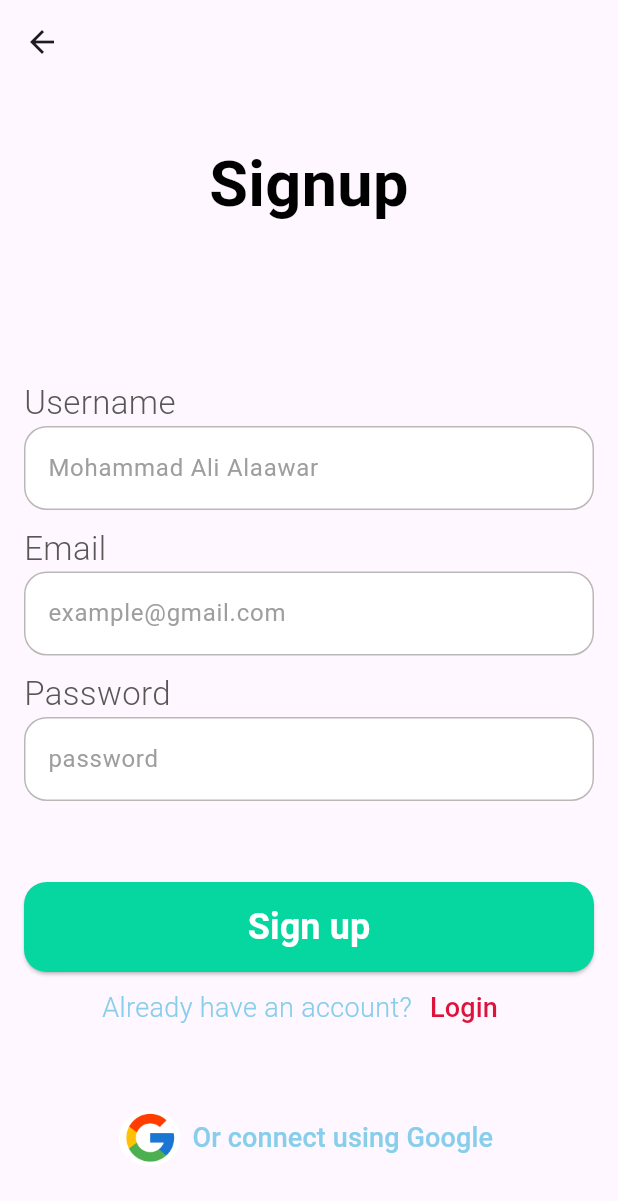
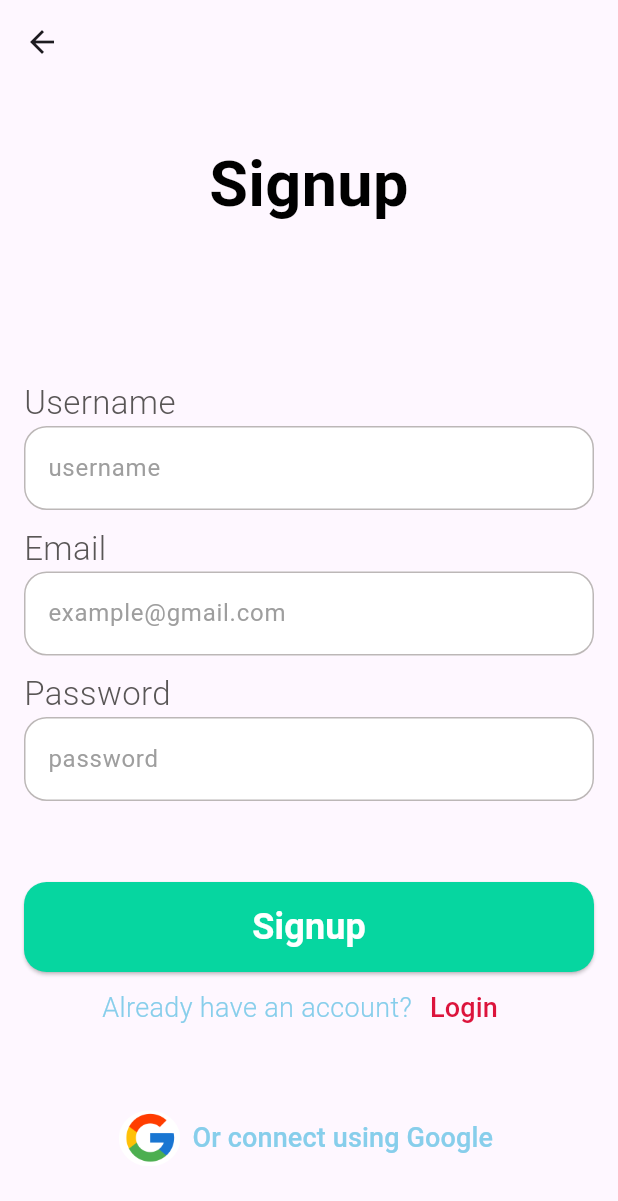
Before and after one commit to MhaamadAli/Cue-App, a Flutter app: the SignupScreen screen opened by its route, on a phone screen of 412 x 824 dp. Shown: the top 1201 px of the screen. Run offline on Flutter 3.47's test engine with Material 3 defaults, Android fonts, the phone set to English and light mode, and no system bars; our stand-ins replace flutter_map, flutter_secure_storage, flutter_svg, geolocator, google_fonts, latlong2 and 1 more; accounts and stored records are empty.

Commit message:
frontend: fixed signup screen

```diff
--- a/mobile/lib/screens/auth/signup_screen.dart
+++ b/mobile/lib/screens/auth/signup_screen.dart
@@ -48,7 +48,7 @@ class SignupScreen extends StatelessWidget {
               ),
               MyTextField(
                 controller: usernameController,
-                hintText: 'Mohammad Ali Alaawar',
+                hintText: 'username',
                 obscureText: false,
               ),
               const SizedBox(height: 10),
@@ -80,7 +80,7 @@ class SignupScreen extends StatelessWidget {
               const SizedBox(height: 54),
               MainButton(
                   buttonColor: const Color(0xFF06D6A0),
-                  buttonText: 'Sign up',
+                  buttonText: 'Signup',
                   onPressed: () => handleSignup(context)),
               Row(
                   mainAxisAlignment: MainAxisAlignment.center,
@@ -115,9 +115,7 @@ class SignupScreen extends StatelessWidget {
                     color: Color(0xFF87CEEB),
                   ),
                 ),
-                onPressed: () {
-                  // to be handled later ( Google Oauth )
-                },
+                onPressed: () {},
               ),
             ],
           ),
```
